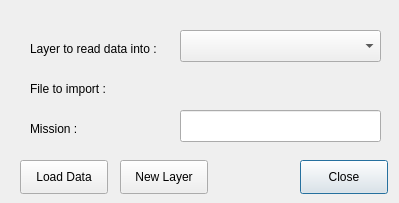
This is DataLoader_dialog_base.ui in sickel/qgisspectrereader as Qt 5 draws it before an edit. The edited form follows.
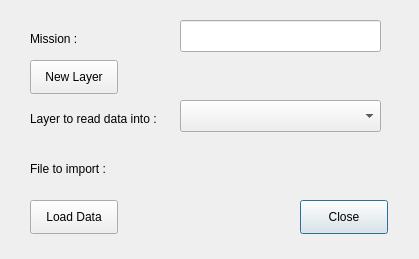
This is the edited form. Custom widgets are drawn as their Qt base class.

The edit to the form file:
```diff
--- a/DataLoader_dialog_base.ui
+++ b/DataLoader_dialog_base.ui
@@ -6,8 +6,8 @@
    <rect>
     <x>0</x>
     <y>0</y>
-    <width>399</width>
-    <height>203</height>
+    <width>419</width>
+    <height>259</height>
    </rect>
   </property>
   <property name="windowTitle">
@@ -17,7 +17,7 @@
    <property name="geometry">
     <rect>
      <x>300</x>
-     <y>160</y>
+     <y>200</y>
      <width>88</width>
      <height>34</height>
     </rect>
@@ -29,8 +29,8 @@
   <widget class="QPushButton" name="pbNewLayer">
    <property name="geometry">
     <rect>
-     <x>120</x>
-     <y>160</y>
+     <x>30</x>
+     <y>60</y>
      <width>88</width>
      <height>34</height>
     </rect>
@@ -42,8 +42,8 @@
   <widget class="QPushButton" name="pbLoadData">
    <property name="geometry">
     <rect>
-     <x>20</x>
-     <y>160</y>
+     <x>30</x>
+     <y>200</y>
      <width>88</width>
      <height>34</height>
     </rect>
@@ -56,7 +56,7 @@
    <property name="geometry">
     <rect>
      <x>180</x>
-     <y>30</y>
+     <y>100</y>
      <width>201</width>
      <height>32</height>
     </rect>
@@ -66,7 +66,7 @@
    <property name="geometry">
     <rect>
      <x>30</x>
-     <y>40</y>
+     <y>110</y>
      <width>151</width>
      <height>18</height>
     </rect>
@@ -79,7 +79,7 @@
    <property name="geometry">
     <rect>
      <x>180</x>
-     <y>70</y>
+     <y>150</y>
      <width>201</width>
      <height>34</height>
     </rect>
@@ -89,7 +89,7 @@
    <property name="geometry">
     <rect>
      <x>30</x>
-     <y>80</y>
+     <y>160</y>
      <width>151</width>
      <height>18</height>
     </rect>
@@ -102,7 +102,7 @@
    <property name="geometry">
     <rect>
      <x>30</x>
-     <y>120</y>
+     <y>30</y>
      <width>151</width>
      <height>18</height>
     </rect>
@@ -115,7 +115,7 @@
    <property name="geometry">
     <rect>
      <x>180</x>
-     <y>110</y>
+     <y>20</y>
      <width>201</width>
      <height>32</height>
     </rect>
```
Left out of the diff: 11 changed lines with no effect on the pictures.
